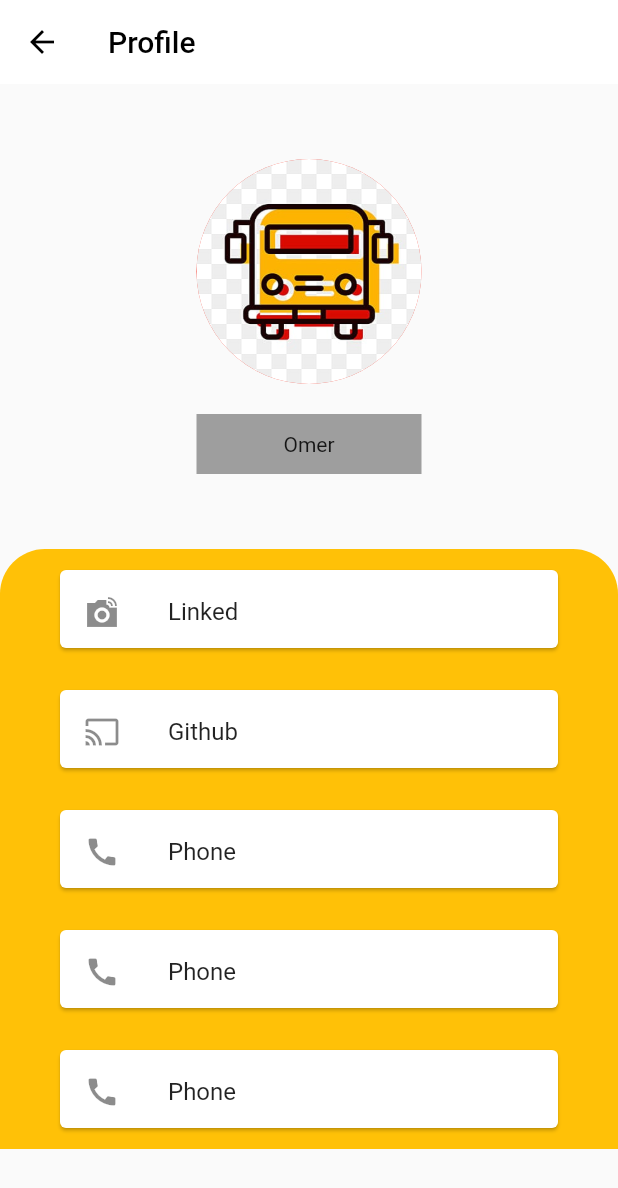
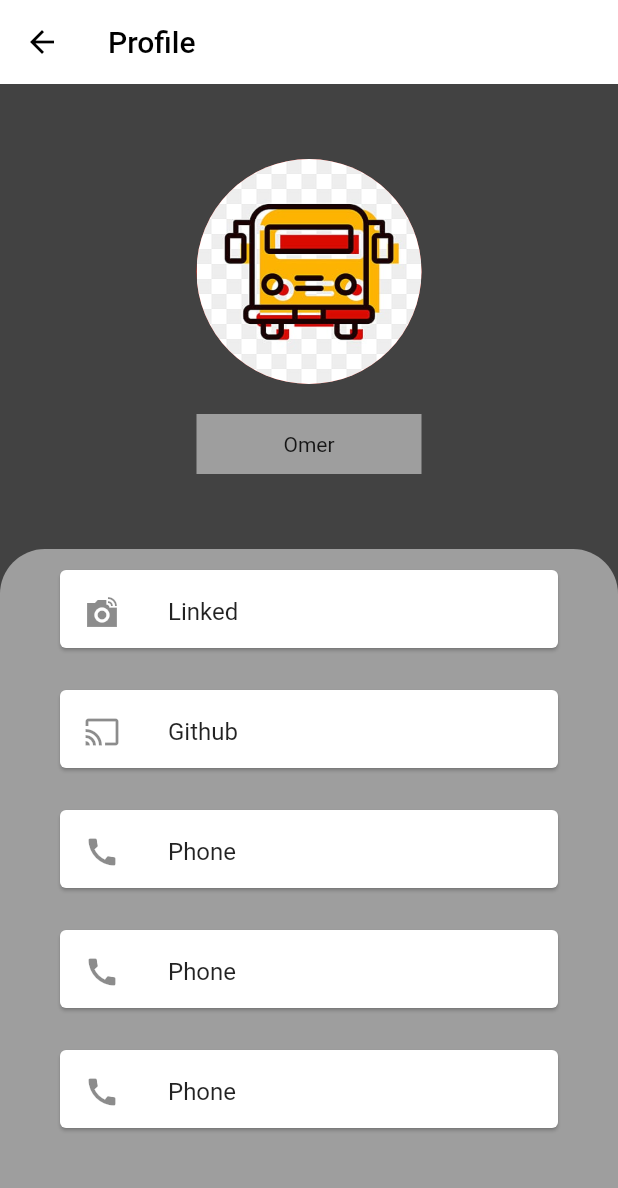
Before and after one commit to mohammedmansur/BusSchedule, a Flutter app: the ProfileScreen screen opened by its route, on a phone screen of 412 x 824 dp. Shown: the top 1188 px of the screen. Run offline on Flutter 3.47's test engine with Material 2 defaults, Android fonts, the phone set to English and light mode, and no system bars; our stand-ins replace animate_do, cloud_firestore, firebase_auth, firebase_core, flutter_advanced_drawer, flutter_slidable and 3 more; accounts and stored records are empty.

Commit message:
new changes

```diff
--- a/lib/Src/Profile/profile_screen.dart
+++ b/lib/Src/Profile/profile_screen.dart
@@ -11,6 +11,7 @@ class _ProfileScreenState extends State<ProfileScreen> {
   @override
   Widget build(BuildContext context) {
     return Scaffold(
+      backgroundColor: Colors.grey.shade800,
       appBar: AppBar(
         title: Text(
           "Profile",
@@ -58,8 +59,9 @@ class _ProfileScreenState extends State<ProfileScreen> {
                 ),
               ),
               Container(
+                padding: const EdgeInsets.only(bottom: 180),
                 decoration: BoxDecoration(
-                    color: Colors.amber,
+                    color: Colors.grey,
                     borderRadius: BorderRadius.only(
                       topLeft: Radius.circular(30),
                       topRight: Radius.circular(30),
```
Also changed, not shown: lib/Src/Home/HomeScreen.dart (+25 -6 lines).
